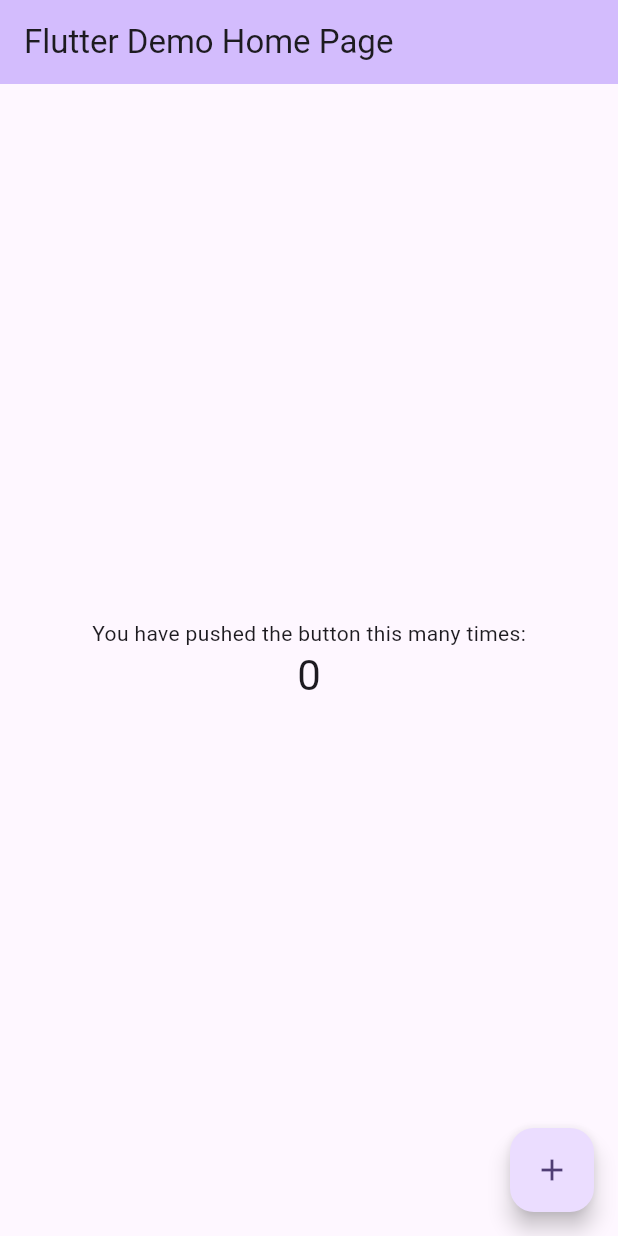
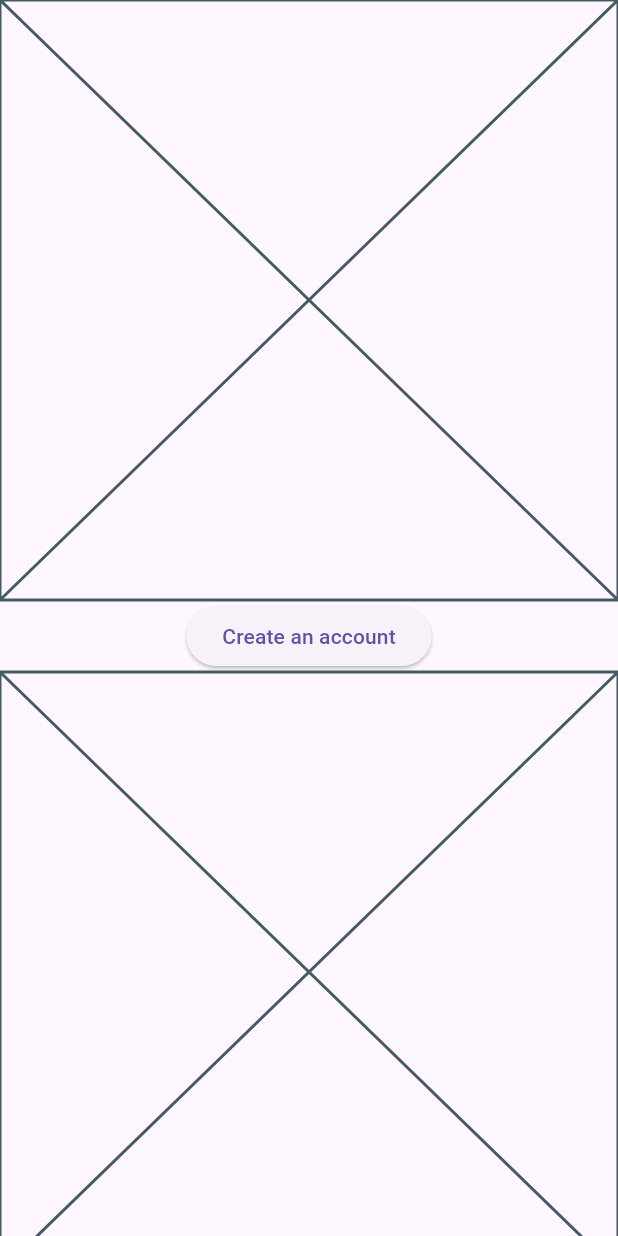
Before and after one commit to vecel/narracity, a Flutter app: the screen it shows after launch, on a phone screen of 412 x 824 dp. Run offline on Flutter 3.47's test engine with Material 3 defaults, Android fonts, the light colour scheme and no system bars.

Commit message:
Add welcome screen placeholder

```diff
--- a/lib/main.dart
+++ b/lib/main.dart
@@ -1,3 +1,4 @@
+import 'package:city_games/ui/welcome_screen/widgets/welcome_screen.dart';
 import 'package:flutter/material.dart';
 
 void main() {
@@ -7,116 +8,13 @@ void main() {
 class MyApp extends StatelessWidget {
   const MyApp({super.key});
 
-  // This widget is the root of your application.
   @override
   Widget build(BuildContext context) {
     return MaterialApp(
-      title: 'Flutter Demo',
-      theme: ThemeData(
-        // This is the theme of your application.
-        //
-        // TRY THIS: Try running your application with "flutter run". You'll see
-        // the application has a purple toolbar. Then, without quitting the app,
-        // try changing the seedColor in the colorScheme below to Colors.green
-        // and then invoke "hot reload" (save your changes or press the "hot
-        // reload" button in a Flutter-supported IDE, or press "r" if you used
-        // the command line to start the app).
-        //
-        // Notice that the counter didn't reset back to zero; the application
-        // state is not lost during the reload. To reset the state, use hot
-        // restart instead.
-        //
-        // This works for code too, not just values: Most code changes can be
-        // tested with just a hot reload.
-        colorScheme: ColorScheme.fromSeed(seedColor: Colors.deepPurple),
-      ),
-      home: const MyHomePage(title: 'Flutter Demo Home Page'),
+      title: 'City Games',
+      home: Scaffold(
+        body: WelcomeScreen(),
+      )
     );
   }
 }
-
-class MyHomePage extends StatefulWidget {
-  const MyHomePage({super.key, required this.title});
-
-  // This widget is the home page of your application. It is stateful, meaning
-  // that it has a State object (defined below) that contains fields that affect
-  // how it looks.
-
-  // This class is the configuration for the state. It holds the values (in this
-  // case the title) provided by the parent (in this case the App widget) and
-  // used by the build method of the State. Fields in a Widget subclass are
-  // always marked "final".
-
-  final String title;
-
-  @override
-  State<MyHomePage> createState() => _MyHomePageState();
-}
-
-class _MyHomePageState extends State<MyHomePage> {
-  int _counter = 0;
-
-  void _incrementCounter() {
-    setState(() {
-      // This call to setState tells the Flutter framework that something has
-      // changed in this State, which causes it to rerun the build method below
-      // so that the display can reflect the updated values. If we changed
-      // _counter without calling setState(), then the build method would not be
-      // called again, and so nothing would appear to happen.
-      _counter++;
-    });
-  }
-
-  @override
-  Widget build(BuildContext context) {
-    // This method is rerun every time setState is called, for instance as done
-    // by the _incrementCounter method above.
-    //
-    // The Flutter framework has been optimized to make rerunning build methods
-    // fast, so that you can just rebuild anything that needs updating rather
-    // than having to individually change instances of widgets.
-    return Scaffold(
-      appBar: AppBar(
-        // TRY THIS: Try changing the color here to a specific color (to
-        // Colors.amber, perhaps?) and trigger a hot reload to see the AppBar
-        // change color while the other colors stay the same.
-        backgroundColor: Theme.of(context).colorScheme.inversePrimary,
-        // Here we take the value from the MyHomePage object that was created by
-        // the App.build method, and use it to set our appbar title.
-        title: Text(widget.title),
-      ),
-      body: Center(
-        // Center is a layout widget. It takes a single child and positions it
-        // in the middle of the parent.
-        child: Column(
-          // Column is also a layout widget. It takes a list of children and
-          // arranges them vertically. By default, it sizes itself to fit its
-          // children horizontally, and tries to be as tall as its parent.
-          //
-          // Column has various properties to control how it sizes itself and
-          // how it positions its children. Here we use mainAxisAlignment to
-          // center the children vertically; the main axis here is the vertical
-          // axis because Columns are vertical (the cross axis would be
-          // horizontal).
-          //
-          // TRY THIS: Invoke "debug painting" (choose the "Toggle Debug Paint"
-          // action in the IDE, or press "p" in the console), to see the
-          // wireframe for each widget.
-          mainAxisAlignment: MainAxisAlignment.center,
-          children: <Widget>[
-            const Text('You have pushed the button this many times:'),
-            Text(
-              '$_counter',
-              style: Theme.of(context).textTheme.headlineMedium,
-            ),
-          ],
-        ),
-      ),
-      floatingActionButton: FloatingActionButton(
-        onPressed: _incrementCounter,
-        tooltip: 'Increment',
-        child: const Icon(Icons.add),
-      ), // This trailing comma makes auto-formatting nicer for build methods.
-    );
-  }
-}
--- /dev/null
+++ b/lib/ui/welcome_screen/widgets/welcome_screen.dart
@@ -0,0 +1,21 @@
+import 'package:flutter/material.dart';
+
+class WelcomeScreen extends StatelessWidget {
+  const WelcomeScreen({super.key});
+
+  @override
+  Widget build(BuildContext context) {
+    return Center(
+      child: Column(
+        children: [
+          const Placeholder(),
+          ElevatedButton(
+            onPressed: () => print('Welcome'),
+            child: Text('Create an account')
+          ),
+          const Placeholder()
+        ],
+      ),
+    );
+  }
+}
```
